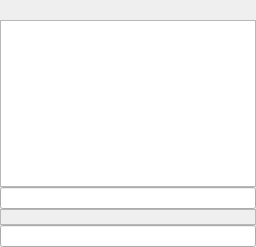
Qt form trunk/Quazaa/Chat/IRC/messageview.ui (c3c/quazaa) before a commit.
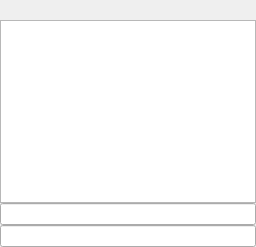
The same form after that commit. Custom widgets are drawn as their Qt base class.

Patch:
```diff
--- a/trunk/Quazaa/Chat/IRC/messageview.ui
+++ b/trunk/Quazaa/Chat/IRC/messageview.ui
@@ -66,26 +66,7 @@
     <widget class="SearchEditor" name="searchEditor"/>
    </item>
    <item>
-    <widget class="QLabel" name="helpLabel">
-     <property name="sizePolicy">
-      <sizepolicy hsizetype="Ignored" vsizetype="Preferred">
-       <horstretch>0</horstretch>
-       <verstretch>0</verstretch>
-      </sizepolicy>
-     </property>
-     <property name="autoFillBackground">
-      <bool>true</bool>
-     </property>
-     <property name="frameShape">
-      <enum>QFrame::StyledPanel</enum>
-     </property>
-     <property name="frameShadow">
-      <enum>QFrame::Raised</enum>
-     </property>
-     <property name="wordWrap">
-      <bool>true</bool>
-     </property>
-    </widget>
+    <layout class="QHBoxLayout" name="horizontalLayoutChatInput"/>
    </item>
    <item>
     <widget class="LineEditor" name="lineEditor"/>
```
